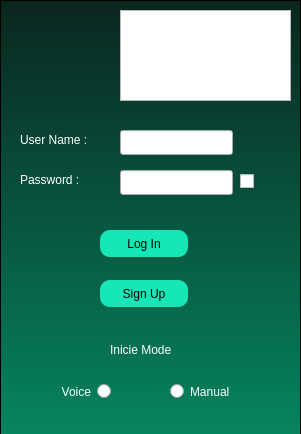
Above: login/interfazModel/Login.ui from Arielmarinvaldes/Lucy_AI_v2.0 before the change. Below: the same form after it.
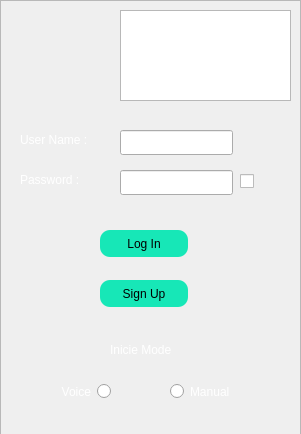
That is the form after the change. Icons and pictures are not drawn.

```diff
--- a/login/interfazModel/Login.ui
+++ b/login/interfazModel/Login.ui
@@ -199,7 +199,9 @@
      </rect>
     </property>
     <property name="styleSheet">
-     <string notr="true">background-color: qlineargradient(spread:pad, x1:0, y1:0, x3:1, y2:2, stop:0 rgba(10, 38, 31, 255), stop:1 rgba(1, 229, 161, 255));</string>
+                    <string notr="true">background-color: qlineargradient(spread:pad, x1:0, y1:0, x3:1, y2:2, stop:0
+                        rgba(10, 38, 31, 255), stop:1 rgba(1, 229, 161, 255));
+                    </string>
     </property>
     <property name="frameShape">
      <enum>QFrame::StyledPanel</enum>
```
Left out of the diff: 28 changed lines with no effect on the pictures. Lines whose indentation alone changed are shown as unchanged.
